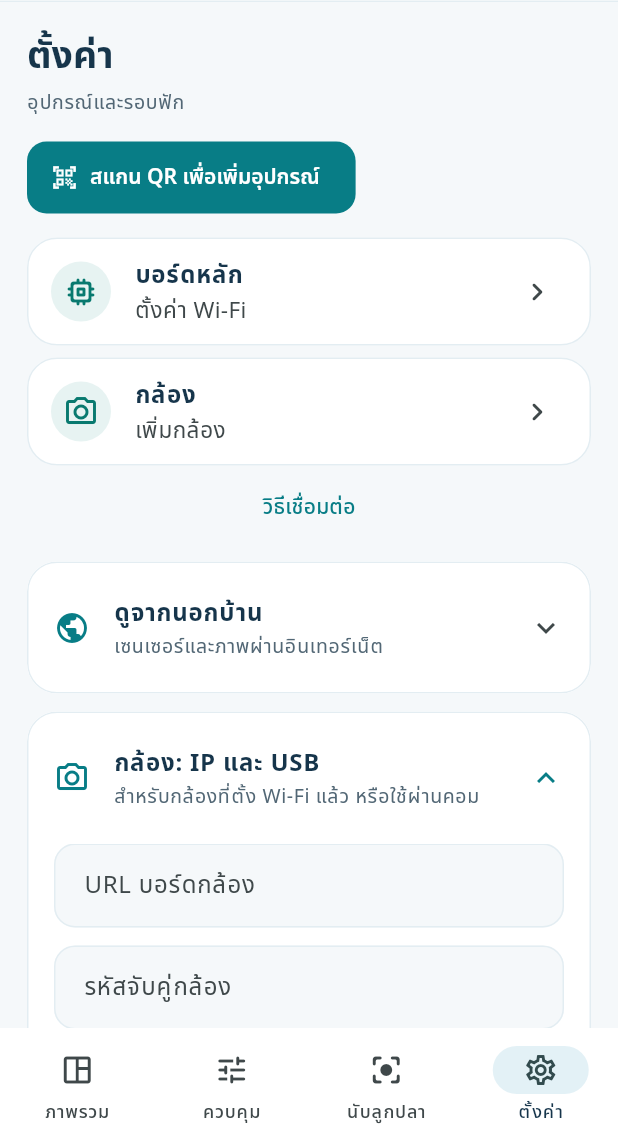
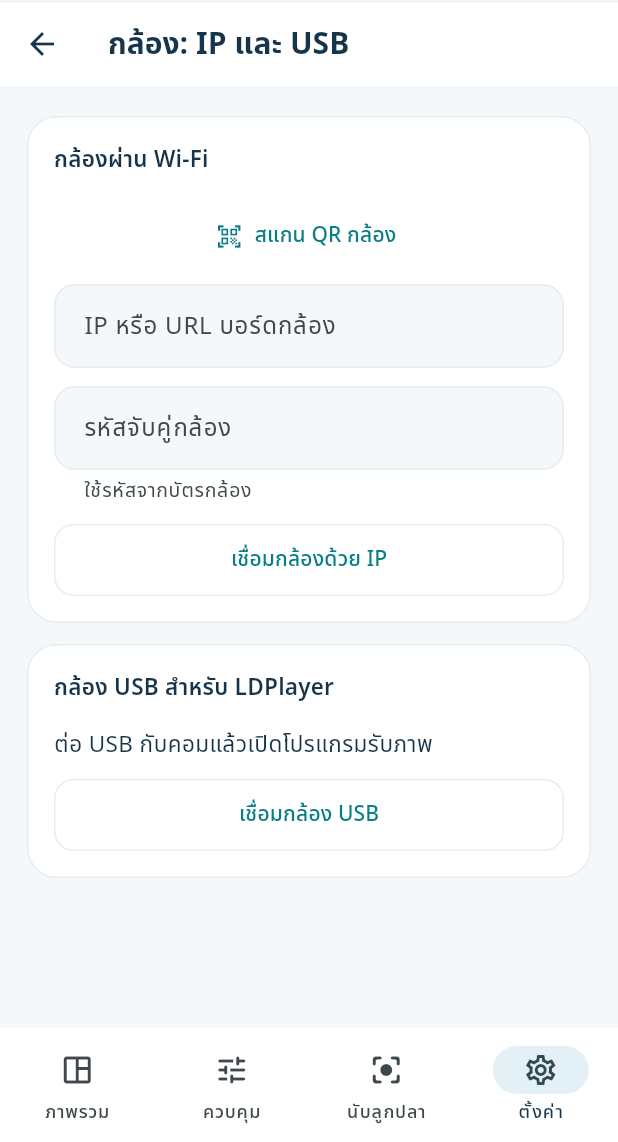
Before and after one commit to Sivacxool/aquafish, a Flutter app: the screen it shows after launch, item 4 of the bottom bar chosen, after a tap on "กล้อง: IP และ USB", on a phone screen of 412 x 824 dp, the part 94-1236 px from its top. Run offline on Flutter 3.47's test engine with Material 3 defaults, Android fonts, the phone set to English and light mode, and no system bars; our stand-ins replace flutter_riverpod, flutter_secure_storage, go_router, image_picker, shared_preferences; missing offline and left inert: mobile_scanner.

Commit message:
Retain camera DMA across captures and give IP and USB a dedicated page

```diff
--- a/aqua_hatch/lib/core/controller.dart
+++ b/aqua_hatch/lib/core/controller.dart
@@ -781,7 +781,7 @@ class AppController extends Notifier<AppState> {
       }
       if (secret.isEmpty) return 'ใส่รหัสจับคู่กล้องจากบัตร';
       candidate = ref.read(directCameraFactoryProvider)(config, secret);
-      final status = await candidate.status();
+      final status = await candidate.status(localOnly: true);
       if (!status.ready) return status.message;
       if (_disposed) return 'ปิดแอปแล้ว';
       await ref.read(credentialStoreProvider).save(config, secret);
--- /dev/null
+++ b/aqua_hatch/lib/features/camera_connection.dart
@@ -0,0 +1,179 @@
+import 'package:flutter/material.dart';
+import 'package:flutter_riverpod/flutter_riverpod.dart';
+import '../core/controller.dart';
+import '../core/models.dart';
+import '../core/paired_camera.dart';
+import '../core/ui.dart';
+import 'qr_pairing.dart';
+
+class CameraConnectionScreen extends ConsumerStatefulWidget {
+  const CameraConnectionScreen({super.key});
+
+  @override
+  ConsumerState<CameraConnectionScreen> createState() =>
+      _CameraConnectionScreenState();
+}
+
+class _CameraConnectionScreenState
+    extends ConsumerState<CameraConnectionScreen> {
+  late final TextEditingController _address;
+  final _token = TextEditingController();
+  bool _busy = false;
+
+  ConnectionConfig? get _camera =>
+      ref.read(appControllerProvider).cameraConnection;
+
+  @override
+  void initState() {
+    super.initState();
+    _address = TextEditingController(text: _camera?.baseUrl);
+  }
+
+  @override
+  void dispose() {
+    _address.dispose();
+    _token.dispose();
+    super.dispose();
+  }
+
+  Future<void> _pair() async {
+    await Navigator.of(context).push<bool>(
+      MaterialPageRoute(
+        builder: (_) => const QrPairingScreen(expectedKind: 'camera'),
+      ),
+    );
+    if (!mounted) return;
+    _address.text = _camera?.baseUrl ?? '';
+    _token.clear();
+  }
+
+  Future<void> _connectCamera() async {
+    final camera = _camera;
+    final address = _address.text.trim();
+    await _connect(
+      (controller) => controller.configureCamera(
+        ConnectionConfig(
+          demo: false,
+          localEsp32: true,
+          baseUrl: isPrivateIpv4(address) ? 'https://$address' : address,
+          deviceId: camera?.deviceId ?? cameraDeviceId,
+          identity: camera?.identity,
+          relayOrigin: camera?.relayOrigin,
+        ),
+        _token.text,
+      ),
+      'เชื่อมกล้องแล้ว',
+    );
+  }
+
+  Future<void> _connect(
+    Future<String?> Function(AppController) action,
+    String success,
+  ) async {
+    FocusScope.of(context).unfocus();
+    setState(() => _busy = true);
+    final error = await action(ref.read(appControllerProvider.notifier));
+    if (!mounted) return;
+    setState(() => _busy = false);
+    if (error == null) _token.clear();
+    showFeedback(context, error, success: success);
+  }
+
+  @override
+  Widget build(BuildContext context) {
+    final state = ref.watch(appControllerProvider);
+    final camera = state.cameraConnection;
+    final disabled = _busy || state.busy;
+    return Scaffold(
+      appBar: AppBar(title: const Text('กล้อง: IP และ USB')),
+      body: SafeArea(
+        child: PageBody(
+          children: [
+            Surface(
+              child: Column(
+                crossAxisAlignment: CrossAxisAlignment.stretch,
+                children: [
+                  const SectionHeading('กล้องผ่าน Wi-Fi'),
+                  if (camera?.identity == null)
+                    TextButton.icon(
+                      onPressed: disabled ? null : _pair,
+                      icon: const Icon(Icons.qr_code_scanner),
+                      label: const Text('สแกน QR กล้อง'),
+                    ),
+                  const SizedBox(height: 8),
+                  TextField(
+                    controller: _address,
+                    enabled: !disabled,
+                    keyboardType: TextInputType.url,
+                    textInputAction: TextInputAction.next,
+                    decoration: const InputDecoration(
+                      labelText: 'IP หรือ URL บอร์ดกล้อง',
+                      hintText: '192.168.1.55',
+                    ),
+                  ),
+                  const SizedBox(height: 12),
+                  TextField(
+                    controller: _token,
+                    enabled: !disabled,
+                    obscureText: true,
+                    autocorrect: false,
+                    enableSuggestions: false,
+                    textInputAction: TextInputAction.done,
+                    decoration: InputDecoration(
+                      labelText: 'รหัสจับคู่กล้อง',
+                      helperText: camera == null
+                          ? 'ใช้รหัสจากบัตรกล้อง'
+                          : 'เว้นว่างเพื่อใช้รหัสที่บันทึกไว้',
+                      helperMaxLines: 2,
+                    ),
+                  ),
+                  const SizedBox(height: 12),
+                  OutlinedButton(
+                    onPressed: disabled ? null : _connectCamera,
+                    child: const Text('เชื่อมกล้องด้วย IP'),
+                  ),
+                ],
+              ),
+            ),
+            const SizedBox(height: 14),
+            Surface(
+              child: Column(
+                crossAxisAlignment: CrossAxisAlignment.stretch,
+                children: [
+                  const SectionHeading('กล้อง USB สำหรับ LDPlayer'),
+                  const Text('ต่อ USB กับคอมแล้วเปิดโปรแกรมรับภาพ'),
+                  const SizedBox(height: 12),
+                  OutlinedButton(
+                    key: const ValueKey('connect-usb-camera'),
+                    onPressed: disabled
+                        ? null
+                        : () => _connect(
+                            (controller) => controller.configureUsbCamera(true),
+                            'เชื่อมกล้อง USB แล้ว',
+                          ),
+                    child: Text(
+                      state.usbCameraEnabled
+                          ? 'ตรวจกล้อง USB อีกครั้ง'
+                          : 'เชื่อมกล้อง USB',
+                    ),
+                  ),
+                  if (state.usbCameraEnabled)
+                    TextButton(
+                      onPressed: disabled
+                          ? null
+                          : () => _connect(
+                              (controller) =>
+                                  controller.configureUsbCamera(false),
+                              'เปลี่ยนไปใช้กล้อง Wi-Fi แล้ว',
+                            ),
+                      child: const Text('เปลี่ยนไปใช้กล้อง Wi-Fi'),
+                    ),
+                ],
+              ),
+            ),
+          ],
+        ),
+      ),
+    );
+  }
+}
--- a/aqua_hatch/lib/features/settings.dart
+++ b/aqua_hatch/lib/features/settings.dart
@@ -6,9 +6,9 @@ import '../core/controller.dart';
 import '../core/models.dart';
 import '../core/ui.dart';
 import 'wifi_setup.dart';
+import 'camera_connection.dart';
 import 'connection_overview.dart';
 import 'remote_settings.dart';
-import '../core/paired_camera.dart';
 import 'ph_calibration.dart';
 import 'qr_pairing.dart';
 
@@ -22,10 +22,6 @@ class _SettingsScreenState extends ConsumerState<SettingsScreen> {
   final _settingsForm = GlobalKey<FormState>();
   late final TextEditingController _temperature, _ph, _phMax, _url, _device;
   final _token = TextEditingController();
-  final _cameraUrl = TextEditingController(),
-      _cameraToken = TextEditingController();
-  bool _cameraConnecting = false;
-  bool _usbConnecting = false;
   bool _demo = true,
       _localEsp32 = false,
       _connecting = false,
@@ -45,21 +41,11 @@ class _SettingsScreenState extends ConsumerState<SettingsScreen> {
     _device = TextEditingController(text: state.connection.deviceId);
     _demo = state.connection.demo;
     _localEsp32 = state.connection.localEsp32;
-    _cameraUrl.text = state.cameraConnection?.baseUrl ?? '';
   }
 
   @override
   void dispose() {
-    for (final c in [
-      _temperature,
-      _ph,
-      _phMax,
-      _url,
-      _device,
-      _token,
-      _cameraUrl,
-      _cameraToken,
-    ]) {
+    for (final c in [_temperature, _ph, _phMax, _url, _device, _token]) {
       c.dispose();
     }
     super.dispose();
@@ -85,9 +71,7 @@ class _SettingsScreenState extends ConsumerState<SettingsScreen> {
       _localEsp32 = state.connection.localEsp32;
       _url.text = state.connection.baseUrl;
       _device.text = state.connection.deviceId;
-      _cameraUrl.text = state.cameraConnection?.baseUrl ?? '';
       _token.clear();
-      _cameraToken.clear();
     });
   }
 
@@ -124,60 +108,6 @@ class _SettingsScreenState extends ConsumerState<SettingsScreen> {
   Future<void> _openCameraWifi() async {
     await Navigator.of(context).push<bool>(
       MaterialPageRoute(builder: (_) => const WifiSetupScreen(camera: true)),
-    );
-    if (!mounted) return;
-    setState(
-      () => _cameraUrl.text =
-          ref.read(appControllerProvider).cameraConnection?.baseUrl ?? '',
-    );
-  }
-
-  Future<void> _connectCamera() async {
-    setState(() => _cameraConnecting = true);
-    final error = await ref
-        .read(appControllerProvider.notifier)
-        .configureCamera(
-          ConnectionConfig(
-            demo: false,
-            localEsp32: true,
-            baseUrl: _cameraUrl.text.trim(),
-            deviceId:
-                ref
-                    .read(appControllerProvider)
-                    .cameraConnection
-                    ?.identity
-                    ?.deviceId ??
-                cameraDeviceId,
-            identity: ref
-                .read(appControllerProvider)
-                .cameraConnection
-                ?.identity,
-          ),
-          _cameraToken.text,
-        );
-    if (!mounted) return;
-    setState(() => _cameraConnecting = false);
-    if (error == null) _cameraToken.clear();
-    showFeedback(
-      context,
-      error,
-      success: 'เชื่อมกล้องแล้ว ไปหน้านับลูกปลาเพื่อถ่ายภาพได้',
-    );
-  }
-
-  Future<void> _connectUsb(bool enabled) async {
-    setState(() => _usbConnecting = true);
-    final error = await ref
-        .read(appControllerProvider.notifier)
-        .configureUsbCamera(enabled);
-    if (!mounted) return;
-    setState(() => _usbConnecting = false);
-    showFeedback(
-      context,
-      error,
-      success: enabled
-          ? 'เชื่อมกล้อง USB แล้ว ไปดูภาพสดในหน้านับลูกปลา'
-          : 'เปลี่ยนไปใช้กล้อง Wi-Fi แล้ว',
     );
   }
 
@@ -233,7 +163,7 @@ class _SettingsScreenState extends ConsumerState<SettingsScreen> {
         ConnectionOverview(
           state: state,
           onBoard: state.busy || _connecting ? null : _openWifiSetup,
-          onCamera: state.busy || _cameraConnecting ? null : _openCameraWifi,
+          onCamera: state.busy ? null : _openCameraWifi,
           onDemo: _connecting || state.busy
               ? null
               : () {
@@ -253,73 +183,26 @@ class _SettingsScreenState extends ConsumerState<SettingsScreen> {
           child: const RemoteSettings(),
         ),
         const SizedBox(height: 12),
-        _SettingsGroup(
-          title: 'กล้อง: IP และ USB',
-          subtitle: 'สำหรับกล้องที่ตั้ง Wi-Fi แล้ว หรือใช้ผ่านคอม',
-          icon: Icons.photo_camera_outlined,
-          child: Column(
-            crossAxisAlignment: CrossAxisAlignment.stretch,
-            children: [
-              TextField(
-                controller: _cameraUrl,
-                keyboardType: TextInputType.url,
-                decoration: const InputDecoration(
-                  labelText: 'URL บอร์ดกล้อง',
-                  hintText: 'https://192.168.1.51',
-                ),
-              ),
-              const SizedBox(height: 12),
-              TextField(
-                controller: _cameraToken,
-                obscureText: true,
-                autocorrect: false,
-                enableSuggestions: false,
-                decoration: const InputDecoration(
-                  labelText: 'รหัสจับคู่กล้อง',
-                  helperText: 'ใช้รหัสจากบัตรกล้อง ครั้งต่อไปเว้นว่างได้',
-                ),
-              ),
-              const SizedBox(height: 16),
-              OutlinedButton.icon(
-                onPressed: _cameraConnecting ? null : _connectCamera,
-                icon: const Icon(Icons.link_rounded),
-                label: Text(
-                  _cameraConnecting ? 'กำลังตรวจกล้อง…' : 'เชื่อมกล้องด้วย IP',
-                ),
-              ),
-              if (state.cameraConnection != null) ...[
-                const SizedBox(height: 10),
-                Text('บันทึกกล้องแล้ว: ${state.cameraConnection!.deviceId}'),
-              ],
-              const Divider(height: 32),
-              const Text(
-                'กล้อง USB · สำหรับ LDPlayer',
-                style: TextStyle(fontWeight: FontWeight.w700),
-              ),
-              const SizedBox(height: 8),
-              const Text(
-                'ต้องต่อกล้องเข้าคอมและเปิดตัวรับภาพ USB ไว้',
-                style: TextStyle(fontSize: 13, color: AquaColors.muted),
-              ),
-              const SizedBox(height: 12),
-              OutlinedButton.icon(
-                key: const ValueKey('connect-usb-camera'),
-                onPressed: _usbConnecting ? null : () => _connectUsb(true),
-                icon: const Icon(Icons.usb_rounded),
-                label: Text(
-                  _usbConnecting
-                      ? 'กำลังตรวจกล้อง USB…'
-                      : state.usbCameraEnabled
-                      ? 'ตรวจกล้อง USB อีกครั้ง'
-                      : 'เชื่อมกล้อง USB',
-                ),
-              ),
-              if (state.usbCameraEnabled)
-                TextButton(
-                  onPressed: _usbConnecting ? null : () => _connectUsb(false),
-                  child: const Text('เปลี่ยนไปใช้กล้อง Wi-Fi'),
-                ),
-            ],
+        Card(
+          clipBehavior: Clip.antiAlias,
+          child: ListTile(
+            contentPadding: const EdgeInsets.symmetric(
+              horizontal: 18,
+              vertical: 8,
+            ),
+            leading: const Icon(
+              Icons.photo_camera_outlined,
+              color: AquaColors.blue,
+            ),
+            title: const Text(
+              'กล้อง: IP และ USB',
+              style: TextStyle(fontWeight: FontWeight.w700),
+            ),
+            subtitle: const Text('ตั้ง IP หรือเชื่อมกล้องผ่าน LDPlayer'),
+            trailing: const Icon(Icons.chevron_right_rounded),
+            onTap: () => Navigator.of(context).push<void>(
+              MaterialPageRoute(builder: (_) => const CameraConnectionScreen()),
+            ),
           ),
         ),
         const SizedBox(height: 14),
```
Also changed, not shown: aqua_hatch/lib/core/direct_camera.dart (+6 -1 lines), 9 other files.
